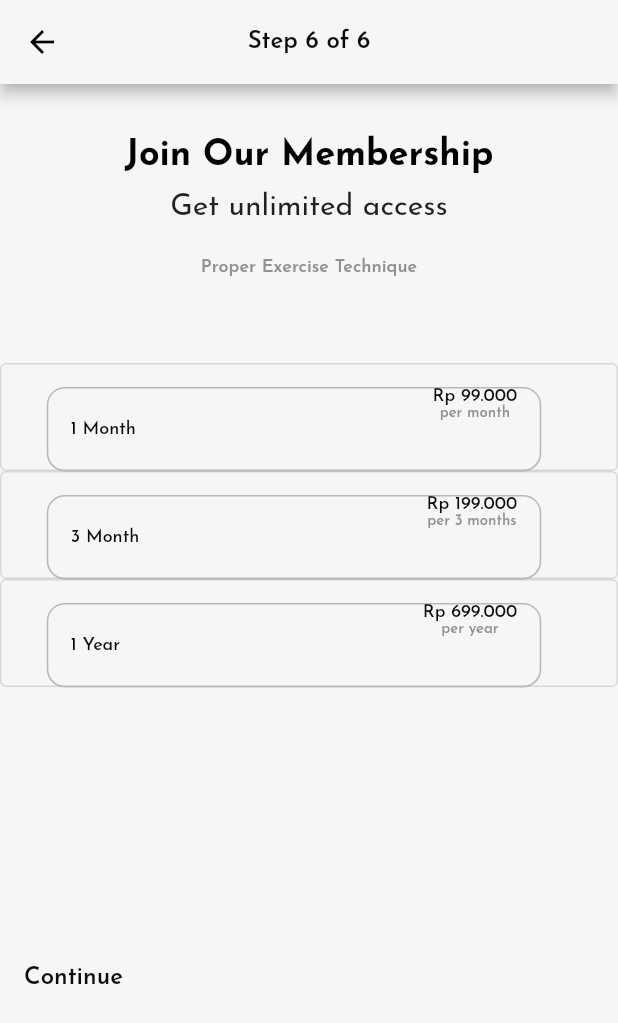
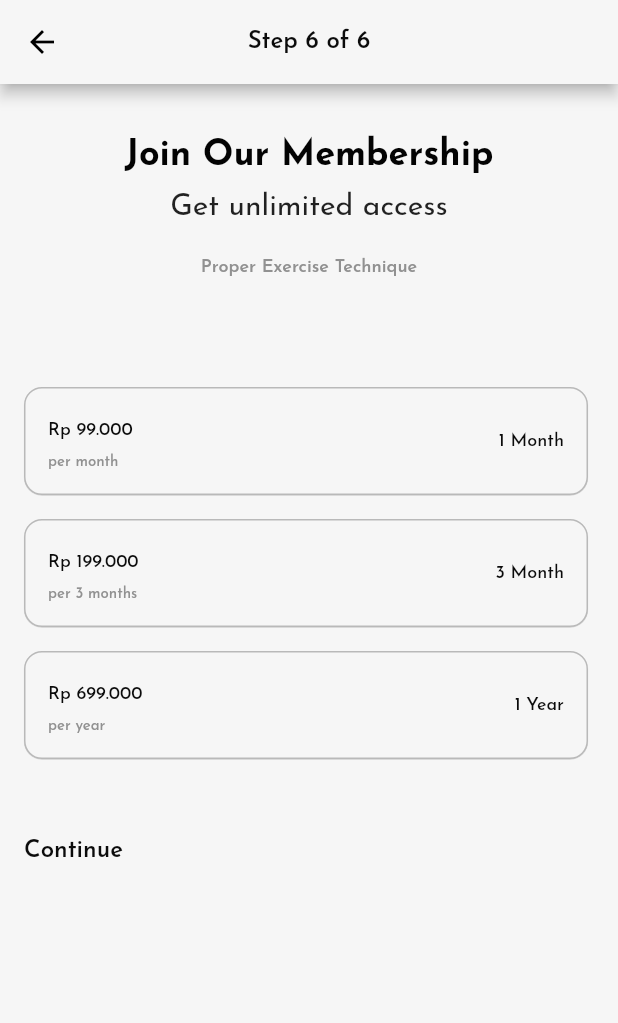
Before and after one commit to Kelompok-Capstone-9/MOBILE, a Flutter app: the JoinMemberScreen screen opened directly, on a phone screen of 412 x 824 dp. Shown: the top 1023 px of the screen. Run offline on Flutter 3.47's test engine with Material 2 defaults, Android fonts, the phone set to English and light mode, and no system bars; our stand-ins replace google_fonts, toggle_switch; missing offline and left inert: hovering.

Commit message:
add CardMember, Update Join Membership

```diff
--- a/lib/view/register/join_member_screen.dart
+++ b/lib/view/register/join_member_screen.dart
@@ -49,21 +49,15 @@ class _JoinMemberScreenState extends State<JoinMemberScreen> {
                     style: ThemeText.headingMember2),
               ),
               SizedBox(
-                height: 350,
-                width: mediaquery.width,
+                height: 270,
                 child: ListView.builder(
                     itemCount: memberPackage.length,
                     itemBuilder: (context, index) {
                       var i = memberPackage[index];
-                      return OutlinedButton(
-                        onPressed: () {
-                          setState(() {
-                            _memPackage = i['duration'].toString();
-                          });
-                        },
-                        style: OutlinedButton.styleFrom(
-                            foregroundColor: const Color((0xffFF7F00)),
-                            disabledForegroundColor: ColorsTheme.bgScreen),
+                      return GestureDetector(
+                        onTap: () => setState(() {
+                          _memPackage = i['type'].toString();
+                        }),
                         child: Card(
                             shape: RoundedRectangleBorder(
                               borderRadius: BorderRadius.circular(12),
@@ -75,7 +69,11 @@ class _JoinMemberScreenState extends State<JoinMemberScreen> {
                             ),
                             elevation: 0.2,
                             color: ColorsTheme.bgScreen,
-                            margin: const EdgeInsets.only(right: 20, top: 16),
+                            margin: const EdgeInsets.only(
+                              left: 16,
+                              right: 20,
+                              top: 16,
+                            ),
                             child: CardMember(
                                 duration: i['duration'].toString(),
                                 price: i['price'].toString(),
@@ -84,7 +82,7 @@ class _JoinMemberScreenState extends State<JoinMemberScreen> {
                     }),
               ),
               const SizedBox(
-                height: 40,
+                height: 35,
               ),
               Container(
                 width: double.infinity,
--- a/lib/view/register/widget/card_member.dart
+++ b/lib/view/register/widget/card_member.dart
@@ -20,21 +20,17 @@ class CardMember extends StatelessWidget {
     return SizedBox(
       width: MediaQuery.of(context).size.width * 0.80,
       child: ListTile(
-        title: Text(
+        trailing: Text(
           duration,
           style: ThemeText.heading3,
         ),
-        trailing: Column(
-          children: [
-            Text(
-              price,
-              style: ThemeText.heading3,
-            ),
-            Text(
-              desc,
-              style: ThemeText.headingPaymentDescription,
-            )
-          ],
+        title: Text(
+          price,
+          style: ThemeText.heading3,
+        ),
+        subtitle: Text(
+          desc,
+          style: ThemeText.headingPaymentDescription,
         ),
       ),
     );
```
